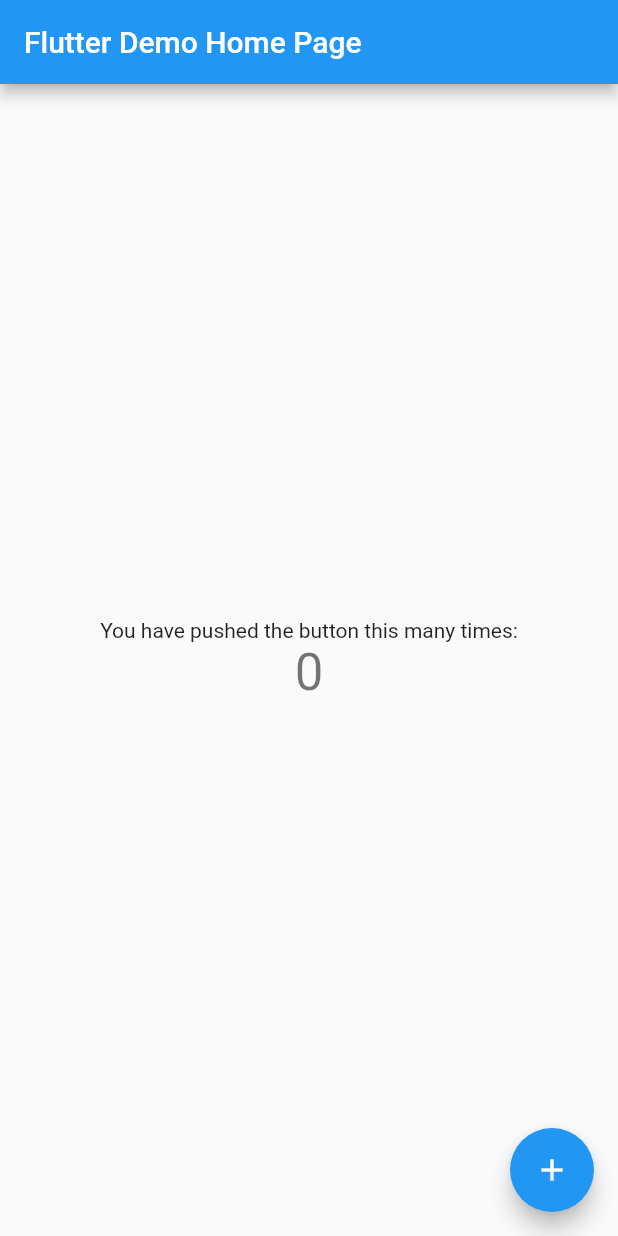
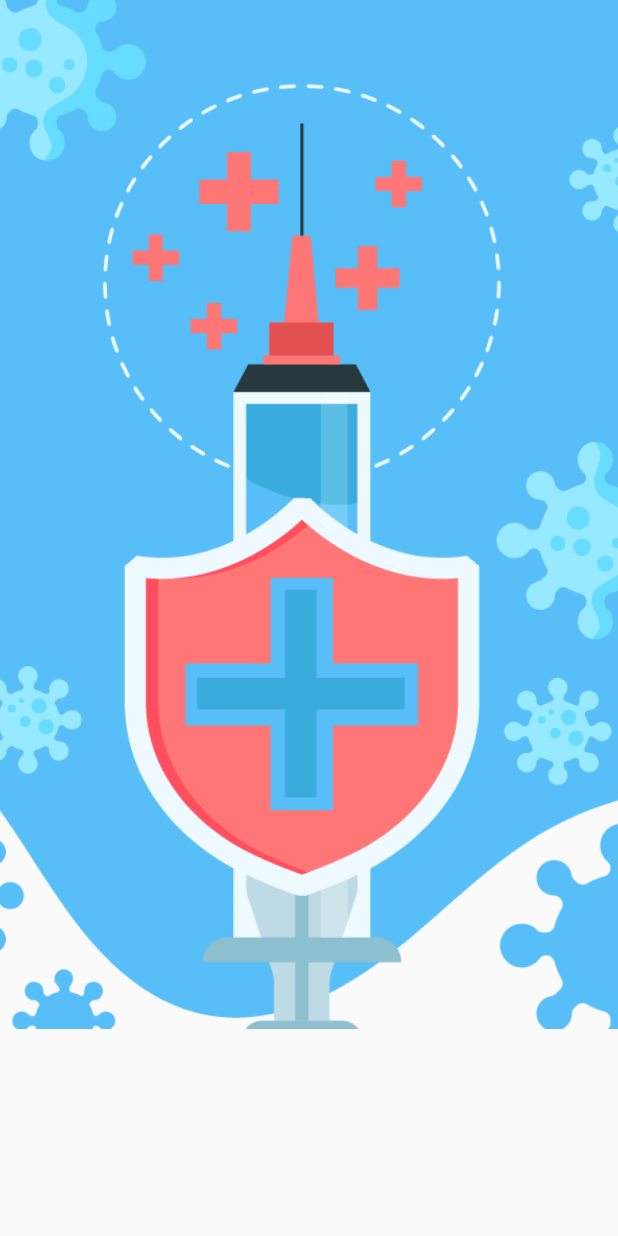
Before and after one commit to fahadhafizdev/covid_app, a Flutter app: the screen it shows after launch, on a phone screen of 412 x 824 dp. Run offline on Flutter 3.47's test engine with Material 2 defaults, Android fonts, the light colour scheme and no system bars; our stand-ins replace google_fonts.

Commit message:
progress theme.dart , splashpage

```diff
--- a/lib/main.dart
+++ b/lib/main.dart
@@ -1,113 +1,17 @@
 import 'package:flutter/material.dart';
+import 'ui/page/splash_page.dart';
 
 void main() {
   runApp(MyApp());
 }
 
 class MyApp extends StatelessWidget {
-  // This widget is the root of your application.
   @override
   Widget build(BuildContext context) {
     return MaterialApp(
-      title: 'Flutter Demo',
-      theme: ThemeData(
-        // This is the theme of your application.
-        //
-        // Try running your application with "flutter run". You'll see the
-        // application has a blue toolbar. Then, without quitting the app, try
-        // changing the primarySwatch below to Colors.green and then invoke
-        // "hot reload" (press "r" in the console where you ran "flutter run",
-        // or simply save your changes to "hot reload" in a Flutter IDE).
-        // Notice that the counter didn't reset back to zero; the application
-        // is not restarted.
-        primarySwatch: Colors.blue,
-      ),
-      home: MyHomePage(title: 'Flutter Demo Home Page'),
+      title: 'Covid App',
+      debugShowCheckedModeBanner: false,
+      home: SplashPage(),
     );
   }
 }
-
-class MyHomePage extends StatefulWidget {
-  MyHomePage({Key key, this.title}) : super(key: key);
-
-  // This widget is the home page of your application. It is stateful, meaning
-  // that it has a State object (defined below) that contains fields that affect
-  // how it looks.
-
-  // This class is the configuration for the state. It holds the values (in this
-  // case the title) provided by the parent (in this case the App widget) and
-  // used by the build method of the State. Fields in a Widget subclass are
-  // always marked "final".
-
-  final String title;
-
-  @override
-  _MyHomePageState createState() => _MyHomePageState();
-}
-
-class _MyHomePageState extends State<MyHomePage> {
-  int _counter = 0;
-
-  void _incrementCounter() {
-    setState(() {
-      // This call to setState tells the Flutter framework that something has
-      // changed in this State, which causes it to rerun the build method below
-      // so that the display can reflect the updated values. If we changed
-      // _counter without calling setState(), then the build method would not be
-      // called again, and so nothing would appear to happen.
-      _counter++;
-    });
-  }
-
-  @override
-  Widget build(BuildContext context) {
-    // This method is rerun every time setState is called, for instance as done
-    // by the _incrementCounter method above.
-    //
-    // The Flutter framework has been optimized to make rerunning build methods
-    // fast, so that you can just rebuild anything that needs updating rather
-    // than having to individually change instances of widgets.
-    return Scaffold(
-      appBar: AppBar(
-        // Here we take the value from the MyHomePage object that was created by
-        // the App.build method, and use it to set our appbar title.
-        title: Text(widget.title),
-      ),
-      body: Center(
-        // Center is a layout widget. It takes a single child and positions it
-        // in the middle of the parent.
-        child: Column(
-          // Column is also a layout widget. It takes a list of children and
-          // arranges them vertically. By default, it sizes itself to fit its
-          // children horizontally, and tries to be as tall as its parent.
-          //
-          // Invoke "debug painting" (press "p" in the console, choose the
-          // "Toggle Debug Paint" action from the Flutter Inspector in Android
-          // Studio, or the "Toggle Debug Paint" command in Visual Studio Code)
-          // to see the wireframe for each widget.
-          //
-          // Column has various properties to control how it sizes itself and
-          // how it positions its children. Here we use mainAxisAlignment to
-          // center the children vertically; the main axis here is the vertical
-          // axis because Columns are vertical (the cross axis would be
-          // horizontal).
-          mainAxisAlignment: MainAxisAlignment.center,
-          children: <Widget>[
-            Text(
-              'You have pushed the button this many times:',
-            ),
-            Text(
-              '$_counter',
-              style: Theme.of(context).textTheme.headline4,
-            ),
-          ],
-        ),
-      ),
-      floatingActionButton: FloatingActionButton(
-        onPressed: _incrementCounter,
-        tooltip: 'Increment',
-        child: Icon(Icons.add),
-      ), // This trailing comma makes auto-formatting nicer for build methods.
-    );
-  }
-}
--- /dev/null
+++ b/lib/shared/theme.dart
@@ -0,0 +1,5 @@
+import 'package:flutter/material.dart';
+import 'package:google_fonts/google_fonts.dart';
+
+Color blackColor = Color(0xff3E3939);
+Color creamColor = Color(0xffFFB259);
--- /dev/null
+++ b/lib/ui/page/splash_page.dart
@@ -0,0 +1,26 @@
+import 'package:flutter/material.dart';
+
+class SplashPage extends StatelessWidget {
+  @override
+  Widget build(BuildContext context) {
+    return Scaffold(
+      body: Stack(
+        children: [
+          Container(
+            height: 686,
+            width: double.infinity,
+            decoration: BoxDecoration(
+              image: DecorationImage(
+                image: AssetImage('assets/images/bg_splash.png'),
+                fit: BoxFit.cover,
+              ),
+            ),
+          ),
+          Container(
+            alignment: Alignment.bottomCenter,
+          ),
+        ],
+      ),
+    );
+  }
+}
```
Also changed, not shown: pubspec.yaml (+6 -5 lines), assets/images/bg_splash.png (added), assets/images/icon_indo.png (added), assets/images/icon_menu.png (added), assets/images/prevention1.png (added), assets/images/prevention2.png (added), assets/images/prevention3.png (added), pubspec.lock.
